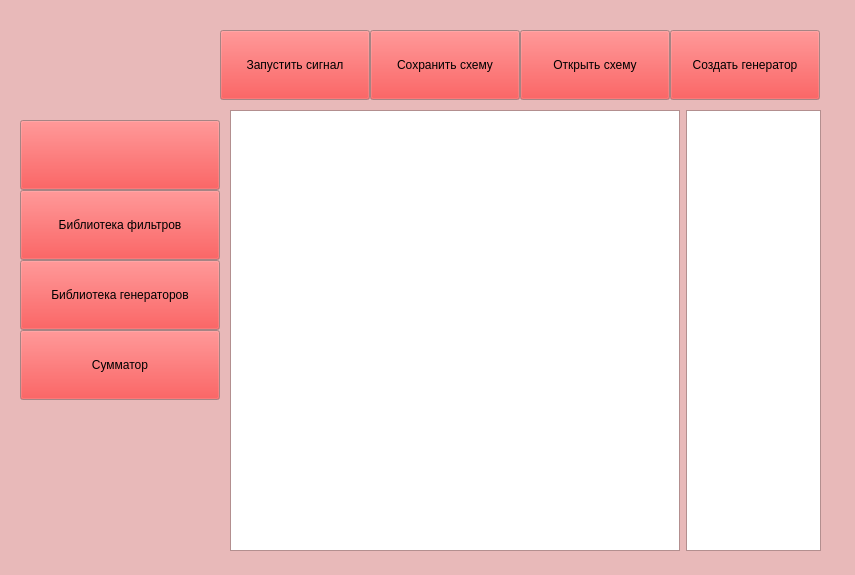
First picture: the form in source/widget.ui, repository maksvorobev/our_project, before the edit.
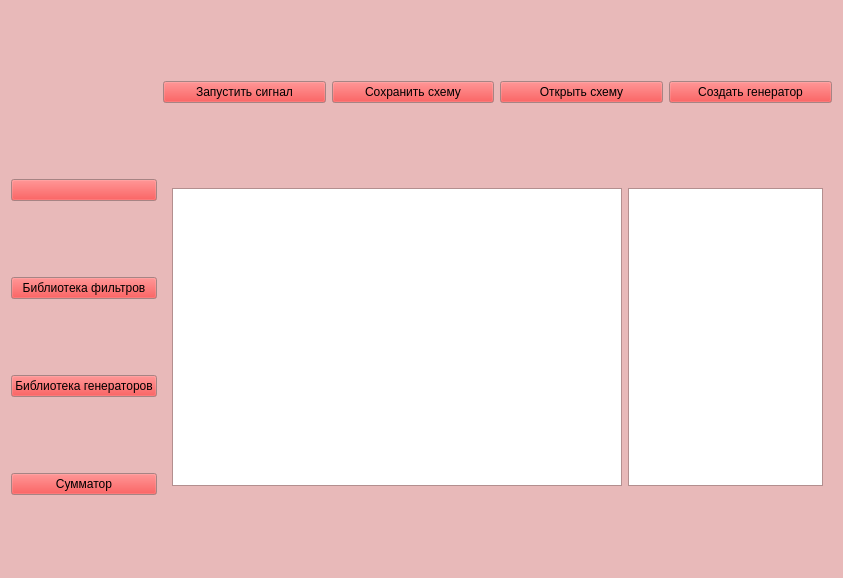
Second picture: the form after the edit. Icons and pictures are not drawn. Custom widgets are drawn as their Qt base class.

Patch:
```diff
--- a/source/widget.ui
+++ b/source/widget.ui
@@ -6,8 +6,8 @@
    <rect>
     <x>0</x>
     <y>0</y>
-    <width>855</width>
-    <height>575</height>
+    <width>843</width>
+    <height>578</height>
    </rect>
   </property>
   <property name="palette">
@@ -134,67 +134,37 @@
   <property name="windowTitle">
    <string>Widget</string>
   </property>
+  <layout class="QGridLayout" name="gridLayout">
+   <item row="0" column="1">
   <widget class="QPushButton" name="pushButton_4">
-   <property name="geometry">
-    <rect>
-     <x>220</x>
-     <y>30</y>
-     <width>150</width>
-     <height>70</height>
-    </rect>
-   </property>
    <property name="text">
     <string>Запустить сигнал</string>
    </property>
   </widget>
+   </item>
+   <item row="0" column="2">
   <widget class="QPushButton" name="pushButton_5">
-   <property name="geometry">
-    <rect>
-     <x>370</x>
-     <y>30</y>
-     <width>150</width>
-     <height>70</height>
-    </rect>
-   </property>
    <property name="text">
     <string>Сохранить схему</string>
    </property>
   </widget>
+   </item>
+   <item row="0" column="3">
   <widget class="QPushButton" name="pushButton_6">
-   <property name="geometry">
-    <rect>
-     <x>520</x>
-     <y>30</y>
-     <width>150</width>
-     <height>70</height>
-    </rect>
-   </property>
    <property name="text">
     <string>Открыть схему</string>
    </property>
   </widget>
+   </item>
+   <item row="0" column="4">
   <widget class="QPushButton" name="pushButton_7">
-   <property name="geometry">
-    <rect>
-     <x>670</x>
-     <y>30</y>
-     <width>150</width>
-     <height>70</height>
-    </rect>
-   </property>
    <property name="text">
     <string>Создать генератор</string>
    </property>
   </widget>
+   </item>
+   <item row="1" column="0">
   <widget class="QPushButton" name="pushButton_2">
-   <property name="geometry">
-    <rect>
-     <x>20</x>
-     <y>120</y>
-     <width>200</width>
-     <height>70</height>
-    </rect>
-   </property>
    <property name="text">
     <string/>
    </property>
@@ -209,54 +179,9 @@
     </size>
    </property>
   </widget>
-  <widget class="QPushButton" name="pushButton_3">
-   <property name="geometry">
-    <rect>
-     <x>20</x>
-     <y>190</y>
-     <width>200</width>
-     <height>70</height>
-    </rect>
-   </property>
-   <property name="text">
-    <string>Библиотека фильтров</string>
-   </property>
-  </widget>
-  <widget class="QPushButton" name="pushButton_9">
-   <property name="geometry">
-    <rect>
-     <x>20</x>
-     <y>330</y>
-     <width>200</width>
-     <height>70</height>
-    </rect>
-   </property>
-   <property name="text">
-    <string>Сумматор</string>
-   </property>
-  </widget>
-  <widget class="QPushButton" name="pushButton_8">
-   <property name="geometry">
-    <rect>
-     <x>20</x>
-     <y>260</y>
-     <width>200</width>
-     <height>70</height>
-    </rect>
-   </property>
-   <property name="text">
-    <string>Библиотека генераторов</string>
-   </property>
-  </widget>
+   </item>
+   <item row="1" column="1" rowspan="4" colspan="4">
   <widget class="QWidget" name="widget" native="true">
-   <property name="geometry">
-    <rect>
-     <x>230</x>
-     <y>110</y>
-     <width>591</width>
-     <height>441</height>
-    </rect>
-   </property>
    <layout class="QHBoxLayout" name="horizontalLayout_2">
     <item>
      <widget class="my_grpah_view" name="graphicsView">
@@ -283,6 +208,29 @@
     </item>
    </layout>
   </widget>
+   </item>
+   <item row="2" column="0">
+    <widget class="QPushButton" name="pushButton_3">
+     <property name="text">
+      <string>Библиотека фильтров</string>
+     </property>
+    </widget>
+   </item>
+   <item row="3" column="0">
+    <widget class="QPushButton" name="pushButton_8">
+     <property name="text">
+      <string>Библиотека генераторов</string>
+     </property>
+    </widget>
+   </item>
+   <item row="4" column="0">
+    <widget class="QPushButton" name="pushButton_9">
+     <property name="text">
+      <string>Сумматор</string>
+     </property>
+    </widget>
+   </item>
+  </layout>
  </widget>
  <customwidgets>
   <customwidget>
```
Lines whose indentation alone changed are shown as unchanged.
